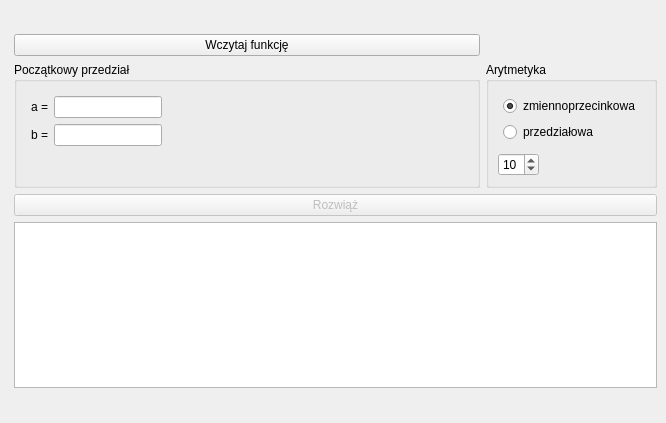
This is mainwindow.ui in hejmsdz/NonLinear as Qt 5 draws it before an edit. The edited form follows.
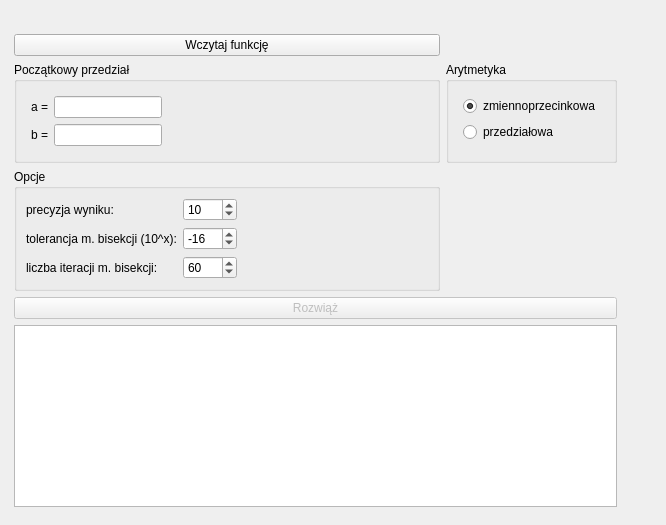
This is the edited form.

Commit message: Add extra controls for bisection method

Diff of the .ui file:
```diff
--- a/mainwindow.ui
+++ b/mainwindow.ui
@@ -7,7 +7,7 @@
     <x>0</x>
     <y>0</y>
     <width>666</width>
-    <height>423</height>
+    <height>525</height>
    </rect>
   </property>
   <property name="windowTitle">
@@ -19,8 +19,8 @@
      <rect>
       <x>10</x>
       <y>30</y>
-      <width>651</width>
-      <height>362</height>
+      <width>611</width>
+      <height>481</height>
      </rect>
     </property>
     <layout class="QGridLayout" name="gridLayout">
@@ -46,7 +46,7 @@
        </property>
       </widget>
      </item>
-     <item row="3" column="0" colspan="2">
+     <item row="4" column="0" colspan="2">
       <widget class="QTableView" name="result"/>
      </item>
      <item row="1" column="0">
@@ -94,7 +94,7 @@
        </layout>
       </widget>
      </item>
-     <item row="2" column="0" colspan="2">
+     <item row="3" column="0" colspan="2">
       <widget class="QPushButton" name="solve">
        <property name="enabled">
         <bool>false</bool>
@@ -143,7 +143,25 @@
           </item>
          </layout>
         </item>
-        <item row="1" column="0">
+       </layout>
+      </widget>
+     </item>
+     <item row="2" column="0">
+      <widget class="QGroupBox" name="groupBox_3">
+       <property name="title">
+        <string>Opcje</string>
+       </property>
+       <layout class="QFormLayout" name="formLayout_6">
+        <item row="0" column="0">
+         <layout class="QFormLayout" name="formLayout_5">
+          <item row="0" column="0">
+           <widget class="QLabel" name="decimalsLabel">
+            <property name="text">
+             <string>precyzja wyniku:</string>
+            </property>
+           </widget>
+          </item>
+          <item row="0" column="1">
          <widget class="QSpinBox" name="decimals">
           <property name="minimum">
            <number>2</number>
@@ -155,6 +173,48 @@
            <number>10</number>
           </property>
          </widget>
+          </item>
+          <item row="1" column="0">
+           <widget class="QLabel" name="bisectionToleranceLabel">
+            <property name="text">
+             <string>tolerancja m. bisekcji (10^x):</string>
+            </property>
+           </widget>
+          </item>
+          <item row="1" column="1">
+           <widget class="QSpinBox" name="bisectionTolerance">
+            <property name="minimum">
+             <number>-50</number>
+            </property>
+            <property name="maximum">
+             <number>50</number>
+            </property>
+            <property name="value">
+             <number>-16</number>
+            </property>
+           </widget>
+          </item>
+          <item row="2" column="1">
+           <widget class="QSpinBox" name="bisectionIterations">
+            <property name="minimum">
+             <number>1</number>
+            </property>
+            <property name="maximum">
+             <number>1000</number>
+            </property>
+            <property name="value">
+             <number>60</number>
+            </property>
+           </widget>
+          </item>
+          <item row="2" column="0">
+           <widget class="QLabel" name="bisectionIterationsLabel">
+            <property name="text">
+             <string>liczba iteracji m. bisekcji:</string>
+            </property>
+           </widget>
+          </item>
+         </layout>
         </item>
        </layout>
       </widget>
```
Lines whose indentation alone changed are shown as unchanged. The commit also changes 4 other files.
